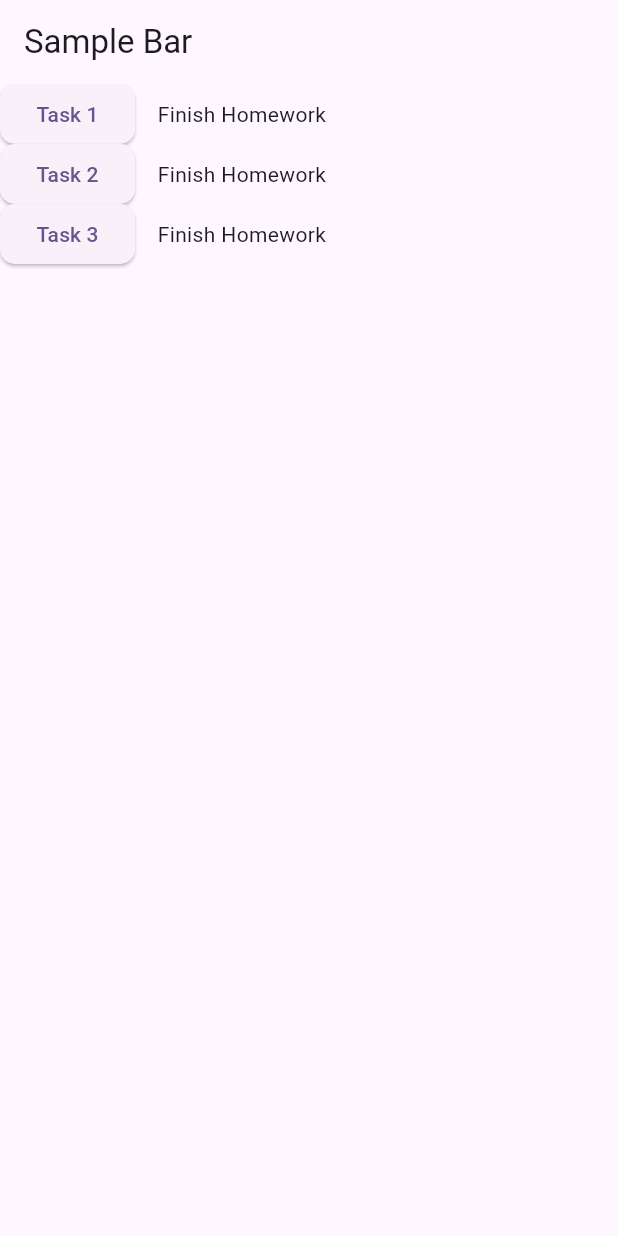
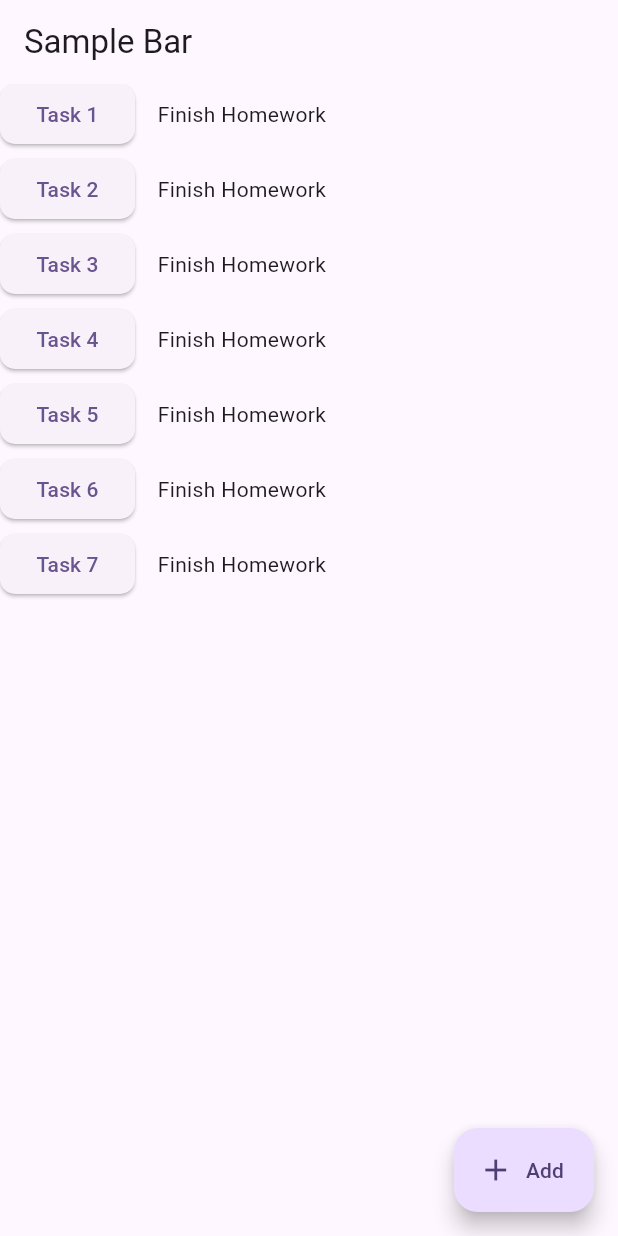
Before and after one commit to Wildtypers/adaptiveCalander, a Flutter app: the screen it shows after launch, on a phone screen of 412 x 824 dp. Run offline on Flutter 3.47's test engine with Material 3 defaults, Android fonts, the phone set to English and light mode, and no system bars.

Commit message:
Adding input button
Button with Add text and add icon on fix position

```diff
--- a/main/lib/main.dart
+++ b/main/lib/main.dart
@@ -35,13 +35,25 @@ class _HomePageState extends State<MyHomePage>{
       body: Container(
         alignment: Alignment.centerLeft,
         child: Column(
+          spacing: 10,
           children: [
             RowItems("Task 1", "Finish Homework"),
             RowItems("Task 2", "Finish Homework"),
             RowItems("Task 3", "Finish Homework"),
+            RowItems("Task 4", "Finish Homework"),
+            RowItems("Task 5", "Finish Homework"),
+            RowItems("Task 6", "Finish Homework"),
+            RowItems("Task 7", "Finish Homework"),
           ],
         ),
       ),
+      floatingActionButton: FloatingActionButton.extended(
+        onPressed: (){},
+        label: Text("Add"),
+        icon: const Icon(
+          Icons.add,
+        )
+      )
     );
   }
 }
```
